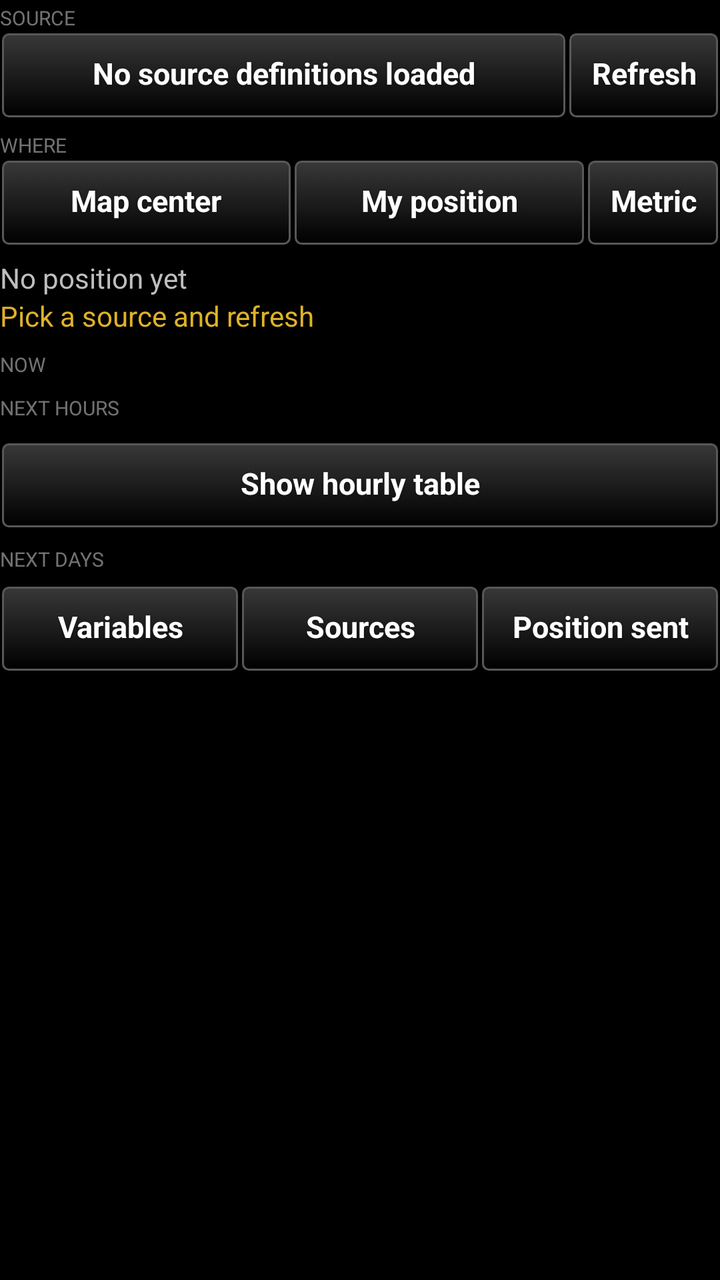
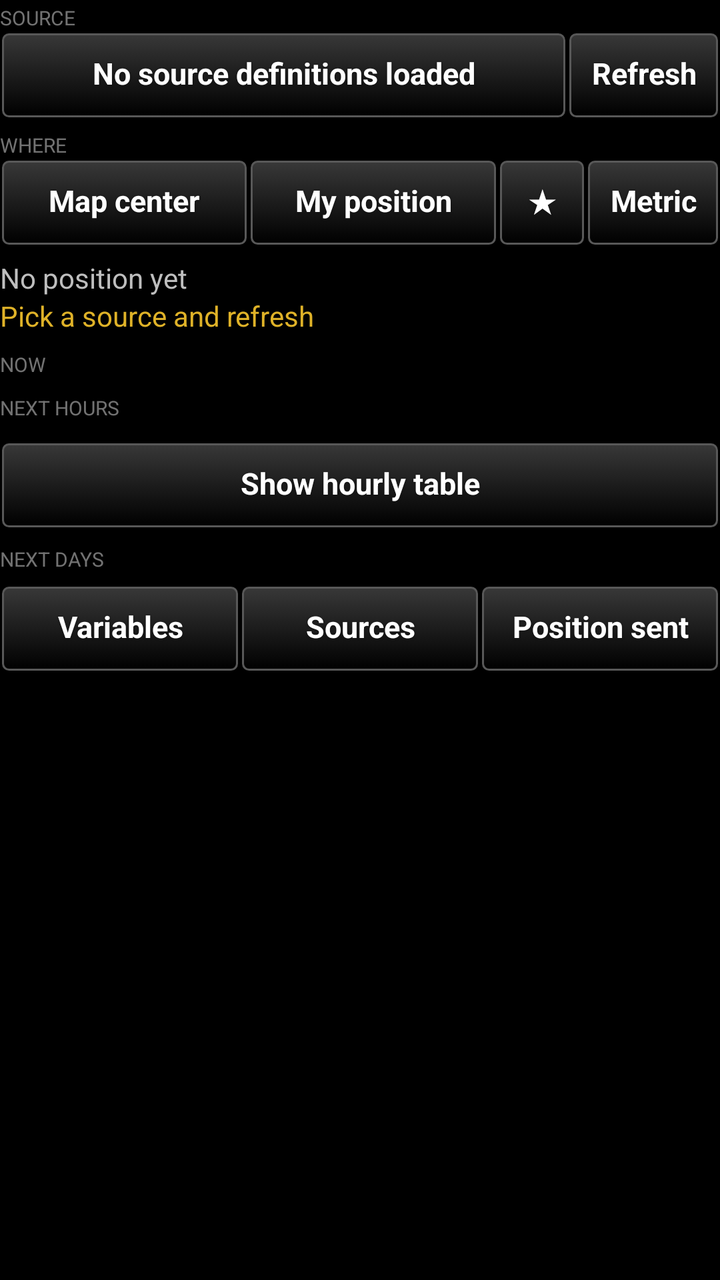

Two renders of the same Android screen: before a commit and after it. Below are the layout's source before the change and the commit's diff.
<!-- AndroidManifest.xml: application theme AppTheme -->
<!-- res/layout/main_layout.xml -->
<?xml version="1.0" encoding="utf-8"?>
<ScrollView xmlns:android="http://schemas.android.com/apk/res/android"
    android:layout_width="match_parent"
    android:layout_height="match_parent"
    android:fadeScrollbars="false"
    android:layout_marginLeft="3dp"
    android:layout_marginRight="3dp">

    <LinearLayout
        android:layout_width="match_parent"
        android:layout_height="wrap_content"
        android:orientation="vertical"
        android:paddingBottom="8dp">

        <TextView
            android:layout_width="match_parent"
            android:layout_height="wrap_content"
            android:text="@string/label_source"
            android:textSize="10sp"
            android:textAllCaps="true"
            android:paddingTop="2dp"
            android:alpha="0.6" />

        
        <LinearLayout
            android:layout_width="match_parent"
            android:layout_height="wrap_content"
            android:orientation="horizontal"
            android:gravity="center_vertical">

            <Button
                android:id="@+id/source_button"
                style="@style/TakwerxButton"
                android:layout_width="0dp"
                android:layout_height="wrap_content"
                android:layout_weight="1"
                android:text="@string/no_sources" />

            <Button
                android:id="@+id/refresh_button"
                style="@style/TakwerxButton"
                android:layout_width="wrap_content"
                android:layout_height="wrap_content"
                android:text="@string/refresh" />
        </LinearLayout>

        <TextView
            android:layout_width="match_parent"
            android:layout_height="wrap_content"
            android:text="@string/label_where"
            android:textSize="10sp"
            android:textAllCaps="true"
            android:paddingTop="6dp"
            android:alpha="0.6" />

        <LinearLayout
            android:layout_width="match_parent"
            android:layout_height="wrap_content"
            android:orientation="horizontal"
            android:gravity="center_vertical">

            <Button
                android:id="@+id/center_button"
                style="@style/TakwerxButton"
                android:layout_width="0dp"
                android:layout_weight="1"
                android:layout_height="wrap_content"
                android:text="@string/map_center" />

            <Button
                android:id="@+id/self_button"
                style="@style/TakwerxButton"
                android:layout_width="0dp"
                android:layout_weight="1"
                android:layout_height="wrap_content"
                android:text="@string/self_position" />

            <Button
                android:id="@+id/units_button"
                style="@style/TakwerxButton"
                android:layout_width="wrap_content"
                android:layout_height="wrap_content"
                android:text="@string/units_metric" />
        </LinearLayout>

        <TextView
            android:id="@+id/position_text"
            android:layout_width="match_parent"
            android:layout_height="wrap_content"
            android:textSize="@dimen/fontSize"
            android:layout_marginTop="@dimen/auto_margin"
            android:text="@string/no_position" />

        <TextView
            android:id="@+id/status_text"
            android:layout_width="match_parent"
            android:layout_height="wrap_content"
            android:textSize="@dimen/fontSize"
            android:textColor="@color/heading_yellow"
            android:text="@string/status_idle" />

        <TextView
            android:id="@+id/current_heading"
            android:layout_width="match_parent"
            android:layout_height="wrap_content"
            android:text="@string/heading_now"
            android:textSize="10sp"
            android:textAllCaps="true"
            android:paddingTop="8dp"
            android:alpha="0.6" />

        <LinearLayout
            android:id="@+id/current_container"
            android:layout_width="match_parent"
            android:layout_height="wrap_content"
            android:orientation="vertical" />

        <TextView
            android:id="@+id/series_heading"
            android:layout_width="match_parent"
            android:layout_height="wrap_content"
            android:text="@string/heading_hours"
            android:textSize="10sp"
            android:textAllCaps="true"
            android:paddingTop="8dp"
            android:alpha="0.6" />

        
        <HorizontalScrollView
            android:id="@+id/trend_scroll"
            android:layout_width="match_parent"
            android:layout_height="wrap_content"
            android:scrollbars="none">

            <LinearLayout
                android:id="@+id/trend_host"
                android:layout_width="wrap_content"
                android:layout_height="wrap_content"
                android:orientation="horizontal" />
        </HorizontalScrollView>

        <HorizontalScrollView
            android:layout_width="match_parent"
            android:layout_height="wrap_content"
            android:scrollbars="none"
            android:layout_marginTop="4dp">

            <LinearLayout
                android:id="@+id/trend_chips"
                android:layout_width="wrap_content"
                android:layout_height="wrap_content"
                android:orientation="horizontal" />
        </HorizontalScrollView>

        
        <Button
            android:id="@+id/hours_table_button"
            style="@style/TakwerxButton"
            android:layout_width="match_parent"
            android:layout_height="wrap_content"
            android:layout_marginTop="6dp"
            android:text="@string/show_hours_table" />

        <LinearLayout
            android:id="@+id/hours_table"
            android:layout_width="match_parent"
            android:layout_height="wrap_content"
            android:orientation="horizontal"
            android:visibility="gone">

            <LinearLayout
                android:id="@+id/hours_legend"
                android:layout_width="wrap_content"
                android:layout_height="wrap_content"
                android:orientation="vertical" />

            <HorizontalScrollView
                android:layout_width="0dp"
                android:layout_height="wrap_content"
                android:layout_weight="1"
                android:fadeScrollbars="false"
                android:scrollbarSize="3dp"
                android:scrollbarStyle="outsideOverlay"
                android:paddingBottom="6dp">

                <LinearLayout
                    android:id="@+id/hours_container"
                    android:layout_width="wrap_content"
                    android:layout_height="wrap_content"
                    android:orientation="horizontal" />
            </HorizontalScrollView>
        </LinearLayout>

        <TextView
            android:id="@+id/days_heading"
            android:layout_width="match_parent"
            android:layout_height="wrap_content"
            android:text="@string/heading_days"
            android:textSize="10sp"
            android:textAllCaps="true"
            android:paddingTop="8dp"
            android:alpha="0.6" />

        <LinearLayout
            android:id="@+id/days_strip"
            android:layout_width="match_parent"
            android:layout_height="wrap_content"
            android:orientation="horizontal">

            <LinearLayout
                android:id="@+id/days_legend"
                android:layout_width="wrap_content"
                android:layout_height="wrap_content"
                android:orientation="vertical" />

            <HorizontalScrollView
                android:layout_width="0dp"
                android:layout_height="wrap_content"
                android:layout_weight="1"
                android:fadeScrollbars="false"
                android:scrollbarSize="3dp">

                <LinearLayout
                    android:id="@+id/days_container"
                    android:layout_width="wrap_content"
                    android:layout_height="wrap_content"
                    android:orientation="horizontal" />
            </HorizontalScrollView>
        </LinearLayout>

        <LinearLayout
            android:layout_width="match_parent"
            android:layout_height="wrap_content"
            android:orientation="horizontal"
            android:layout_marginTop="@dimen/auto_margin">

            <Button
                android:id="@+id/variables_button"
                style="@style/TakwerxButton"
                android:layout_width="0dp"
                android:layout_weight="1"
                android:layout_height="wrap_content"
                android:text="@string/variables" />

            <Button
                android:id="@+id/sources_button"
                style="@style/TakwerxButton"
                android:layout_width="0dp"
                android:layout_weight="1"
                android:layout_height="wrap_content"
                android:text="@string/sources" />

            <Button
                android:id="@+id/privacy_button"
                style="@style/TakwerxButton"
                android:layout_width="0dp"
                android:layout_weight="1"
                android:layout_height="wrap_content"
                android:text="@string/privacy" />
        </LinearLayout>

        <TextView
            android:id="@+id/attribution_text"
            android:layout_width="match_parent"
            android:layout_height="wrap_content"
            android:textSize="11sp"
            android:layout_marginTop="@dimen/auto_margin"
            android:text="" />
    </LinearLayout>
</ScrollView>
<!-- resources referenced by this layout -->
<resources>
  <color name="heading_yellow">#dfb228</color>
  <dimen name="auto_margin">6dp</dimen>
  <dimen name="fontSize">14sp</dimen>
  <string name="heading_days">Next days</string>
  <string name="heading_hours">Next hours</string>
  <string name="heading_now">Now</string>
  <string name="label_source">Source</string>
  <string name="label_where">Where</string>
  <string name="map_center">Map center</string>
  <string name="no_position">No position yet</string>
  <string name="no_sources">No source definitions loaded</string>
  <string name="privacy">Position sent</string>
  <string name="refresh">Refresh</string>
  <string name="self_position">My position</string>
  <string name="show_hours_table">Show hourly table</string>
  <string name="sources">Sources</string>
  <string name="status_idle">Pick a source and refresh</string>
  <string name="units_metric">Metric</string>
  <string name="variables">Variables</string>
  <style name="TakwerxButton" parent="@style/darkButton">
          <item name="android:paddingLeft">12dp</item>
          <item name="android:paddingRight">12dp</item>
          <item name="android:paddingTop">6dp</item>
          <item name="android:paddingBottom">8dp</item>
          <item name="android:minHeight">44dp</item>
          <item name="android:minWidth">0dp</item>
          <item name="android:textSize">15sp</item>
          <item name="android:singleLine">true</item>
          <item name="android:ellipsize">end</item>
      </style>
  <style name="AppTheme" parent="@android:style/Theme.Holo">
          <item name="android:buttonStyle">@android:style/Widget.Button</item>
          <item name="android:imageButtonStyle">@android:style/Widget.Button</item>
          <item name="android:buttonStyleToggle">@android:style/Widget.Button</item>
          <item name="android:spinnerStyle">@style/ATAKSpinner</item>
          <item name="android:spinnerItemStyle">@style/ATAKSpinnerItem</item>
          <item name="android:editTextStyle">@style/ATAKEditText</item>
      </style>
  <style name="darkButton" parent="@android:style/Widget.Button">
          <item name="android:background">@drawable/btn_gray</item>
          <item name="android:shadowColor">@color/darker_gray</item>
          <item name="android:shadowDy">1</item>
          <item name="android:shadowRadius">2</item>
          <item name="android:textColor">@color/white</item>
          <item name="android:textStyle">bold</item>
          <item name="android:paddingTop">0dp</item>
          <item name="android:paddingBottom">3dp</item>
          <item name="android:textSize">@dimen/fontSize</item>
      </style>
  <style name="ATAKSpinner" parent="@android:style/Widget.Spinner">
          <item name="android:spinnerMode">dialog</item>
      </style>
  <style name="ATAKSpinnerItem">
          <item name="android:textColor">@android:color/white</item>
          <item name="android:dropDownVerticalOffset">0dip</item>
          <item name="android:dropDownHorizontalOffset">0dip</item>
          <item name="android:dropDownWidth">wrap_content</item>
          <item name="android:gravity">left|center_vertical</item>
      </style>
  <style name="ATAKEditText" parent="@android:style/Widget.EditText">
          
          
  
          
          <item name="android:imeOptions">flagNoFullscreen</item>
      </style>
  <color name="darker_gray">#121212</color>
  <color name="white">#ffffff</color>
  <!-- drawable new_dark_button_disabled (drawable) -->
  <?xml version="1.0" encoding="utf-8"?>
  <layer-list xmlns:android="http://schemas.android.com/apk/res/android">
      <item android:bottom="1dp" android:right="1dp" android:left="1dp" android:top="1dp">
          <shape android:shape="rectangle">
              <corners android:radius="3dp" />
              <stroke
                  android:width="1dp"
                  android:color="#484848" />
              <solid android:color="#484848" />
          </shape>
      </item>
  </layer-list>
</resources>

<!-- the commit's change to res/layout/main_layout.xml (unified diff, before → after) -->
@@ -75,6 +75,15 @@
                 android:layout_height="wrap_content"
                 android:text="@string/self_position" />
 
+            
+            <Button
+                android:id="@+id/favorites_button"
+                style="@style/TakwerxButton"
+                android:layout_width="wrap_content"
+                android:layout_height="wrap_content"
+                android:minWidth="44dp"
+                android:text="@string/favorites_glyph" />
+
             <Button
                 android:id="@+id/units_button"
                 style="@style/TakwerxButton"
<!-- resource entries referenced after the edit -->
@@ -3,6 +3,7 @@
   <color name="heading_yellow">#dfb228</color>
   <dimen name="auto_margin">6dp</dimen>
   <dimen name="fontSize">14sp</dimen>
+  <string name="favorites_glyph">\u2605</string>
   <string name="heading_days">Next days</string>
   <string name="heading_hours">Next hours</string>
   <string name="heading_now">Now</string>
